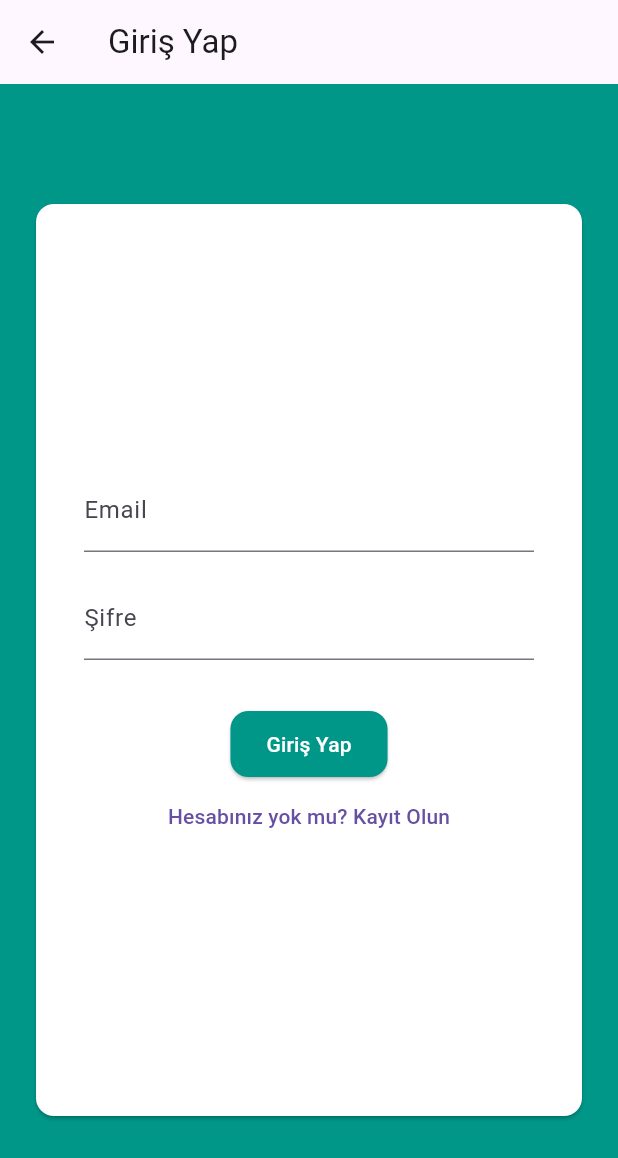
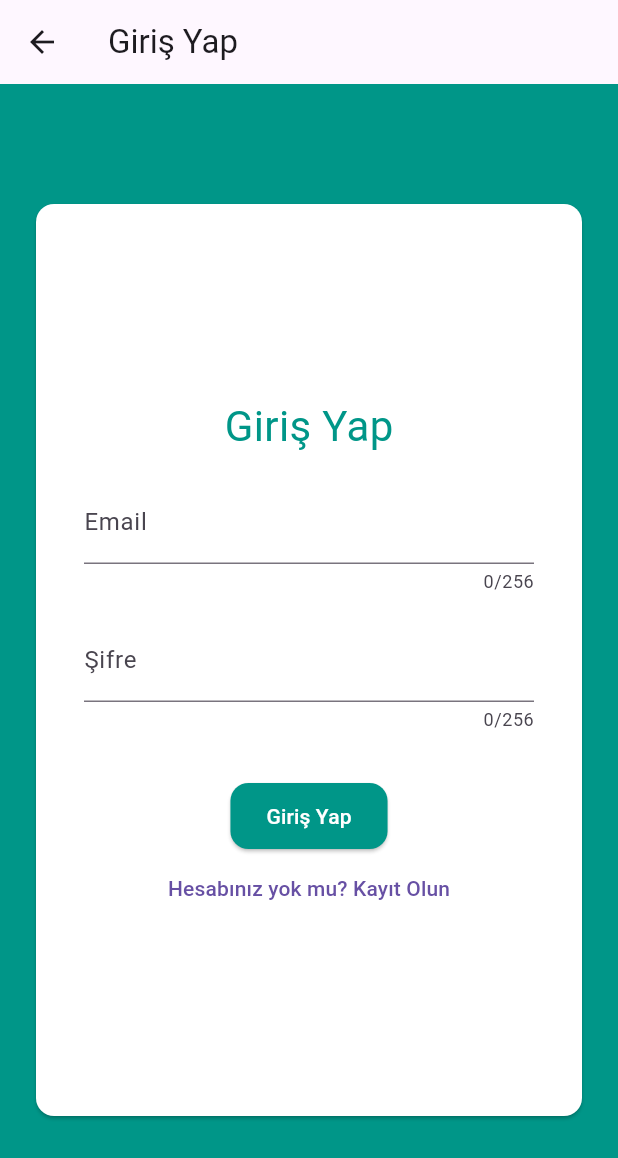
Before and after one commit to onuryilmaaz/mobile, a Flutter app: the screen it shows after launch, after a tap on "Giriş Yap", on a phone screen of 412 x 824 dp. Shown: the top 1158 px of the screen. Run offline on Flutter 3.47's test engine with Material 3 defaults, Android fonts, the phone set to English and light mode, and no system bars; our stand-ins replace dio, shared_preferences; accounts and stored records are empty; network calls fail.

Commit message:
feat: Update API endpoints and enhance login/register screens with titles and max length validation

```diff
--- a/lib/core/constants/app_constants.dart
+++ b/lib/core/constants/app_constants.dart
@@ -4,22 +4,17 @@ import 'dart:io' show Platform;
 class AppConstants {
   static String get baseUrl {
     if (kIsWeb) {
-      // Flutter Web için (API aynı makinede çalışıyorsa)
-      return 'http://localhost:5231/api'; // Port numarasını kendi API'nize göre değiştirin
+      return 'http://10.210.210.85:8080/api';
     } else if (Platform.isAndroid) {
-      // Android Emulator
-      return 'http://10.0.2.2:5231/api'; // Port numarasını kendi API'nize göre değiştirin
+      return 'http://10.210.210.85:8080/api';
     } else if (Platform.isIOS) {
-      // iOS Simulator/Fiziksel Cihaz (Bilgisayarınızın IP'si)
-      // return 'http://192.168.1.100:5000/api'; // Kendi IP adresiniz ve portunuzla değiştirin
-      return 'http://localhost:5231/api'; // Veya Mac üzerinde localhost deneyebilirsiniz.
+      return 'http://10.210.210.85:8080/api';
     } else {
-      // Diğer platformlar (Desktop vb.)
-      return 'http://localhost:5231/api'; // Port numarasını kendi API'nize göre değiştirin
+      return 'http://10.210.210.85:8080/api';
     }
   }
 
-  // Token'ı saklamak için kullanılacak anahtar
   static const String tokenKey = 'auth_token';
-  static const String userKey = '';
 }
+
+// http://10.210.210.85:8080/api/
--- a/lib/features/auth/screens/login_screen.dart
+++ b/lib/features/auth/screens/login_screen.dart
@@ -72,10 +72,16 @@ class _LoginScreenState extends State<LoginScreen> {
                 child: Column(
                   mainAxisAlignment: MainAxisAlignment.center,
                   children: [
+                    Text(
+                      "Giriş Yap",
+                      style: TextStyle(color: Colors.teal, fontSize: 28),
+                    ),
+                    const SizedBox(height: 16),
                     TextFormField(
                       controller: _emailController,
                       decoration: const InputDecoration(labelText: 'Email'),
                       keyboardType: TextInputType.emailAddress,
+                      maxLength: 256,
                       validator: (value) {
                         if (value == null ||
                             value.isEmpty ||
@@ -90,6 +96,7 @@ class _LoginScreenState extends State<LoginScreen> {
                       controller: _passwordController,
                       decoration: const InputDecoration(labelText: 'Şifre'),
                       obscureText: true,
+                      maxLength: 256,
                       validator: (value) {
                         if (value == null || value.isEmpty) {
                           return 'Şifrenizi girin';
--- a/lib/features/auth/screens/register_screen.dart
+++ b/lib/features/auth/screens/register_screen.dart
@@ -73,9 +73,15 @@ class _RegisterScreenState extends State<RegisterScreen> {
               child: Column(
                 mainAxisAlignment: MainAxisAlignment.center,
                 children: [
+                  Text(
+                    "Kayıt Ol",
+                    style: TextStyle(color: Colors.teal, fontSize: 28),
+                  ),
+                  const SizedBox(height: 16),
                   TextFormField(
                     controller: _fullNameController,
                     decoration: const InputDecoration(labelText: 'Tam Adınız'),
+                    maxLength: 256,
                     validator: (value) {
                       if (value == null || value.trim().isEmpty) {
                         return 'Lütfen tam adınızı girin';
@@ -88,6 +94,7 @@ class _RegisterScreenState extends State<RegisterScreen> {
                     controller: _emailController,
                     decoration: const InputDecoration(labelText: 'Email'),
                     keyboardType: TextInputType.emailAddress,
+                    maxLength: 256,
                     validator: (value) {
                       if (value == null ||
                           value.isEmpty ||
@@ -102,6 +109,7 @@ class _RegisterScreenState extends State<RegisterScreen> {
                     controller: _passwordController,
                     decoration: const InputDecoration(labelText: 'Şifre'),
                     obscureText: true,
+                    maxLength: 256,
                     validator: (value) {
                       if (value == null || value.isEmpty) {
                         return 'Şifrenizi girin';
@@ -119,6 +127,7 @@ class _RegisterScreenState extends State<RegisterScreen> {
                       labelText: 'Şifre Tekrar',
                     ),
                     obscureText: true,
+                    maxLength: 256,
                     validator: (value) {
                       if (value == null || value.isEmpty) {
                         return 'Şifrenizi tekrar girin';
--- a/lib/features/category/services/category_service.dart
+++ b/lib/features/category/services/category_service.dart
@@ -7,7 +7,7 @@ import 'package:mobile/features/category/model/category_model.dart';
 
 class CategoryService {
   final dio = Dio();
-  final url = 'http://10.0.2.2:5231/api/Category';
+  final url = 'http://10.210.210.85:8080/api/Category';
   final StorageService _storageService = StorageService();
 
   Future<Options> getHeaders() async {
--- a/lib/features/poll/services/services.dart
+++ b/lib/features/poll/services/services.dart
@@ -14,7 +14,7 @@ import 'package:shared_preferences/shared_preferences.dart';
 
 class Services {
   final dio = Dio();
-  final url = "http://10.0.2.2:5231/api/Poll";
+  final url = "http://10.210.210.85:8080/api/Poll";
   final StorageService _storageService = StorageService();
 
   Future<Options> getHeaders() async {
```
Also changed, not shown: lib/core/services/user_service.dart (+3 -13 lines), lib/features/poll/screens/poll_detail_screen.dart (+45 -13 lines), lib/features/poll/screens/poll_screen.dart (+6 -1 lines), 1 other file.
